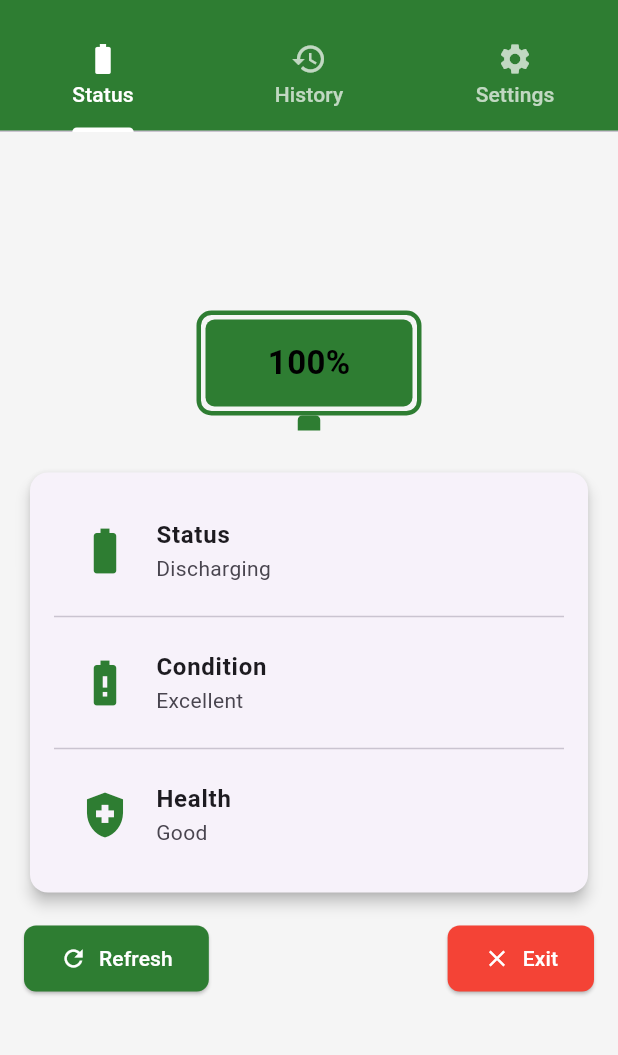
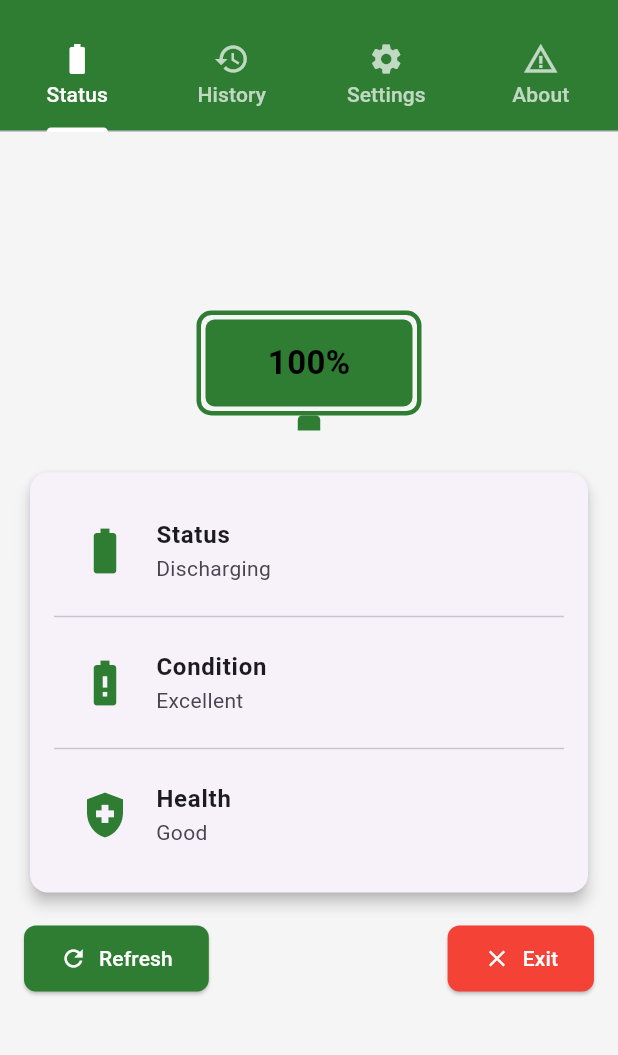
Before and after one commit to TutorialsAndroid/Battery-Monitor-Windows-App, a Flutter app: the screen it shows after launch, on a phone screen of 412 x 824 dp, the part 63-1118 px from its top. Run offline on Flutter 3.47's test engine with Material 3 defaults, Android fonts, the light colour scheme and no system bars; our stand-ins replace battery_plus, fl_chart, get, shared_preferences; missing offline and left inert: process_run, tray_manager, win32, window_manager, windows_notification; statements that could not run were skipped.

Commit message:
New ui + New features🎉

```diff
--- a/lib/home_page.dart
+++ b/lib/home_page.dart
@@ -1,4 +1,5 @@
 import 'dart:async';
+import 'package:battery/about_page.dart';
 import 'package:battery/settings_page.dart';
 import 'package:battery_plus/battery_plus.dart';
 import 'package:flutter/material.dart';
@@ -40,7 +41,7 @@ class _HomePageState extends State<HomePage> with TickerProviderStateMixin {
     _loadSettings();
     _getBatteryInfo();
     _startBatteryMonitoring();
-    _tabController = TabController(length: 3, vsync: this);
+    _tabController = TabController(length: 4, vsync: this);
     _animationController = AnimationController(
       vsync: this,
       duration: const Duration(milliseconds: 1500),
@@ -583,6 +584,7 @@ class _HomePageState extends State<HomePage> with TickerProviderStateMixin {
             Tab(icon: Icon(Icons.battery_full), text: 'Status'),
             Tab(icon: Icon(Icons.history), text: 'History'),
             Tab(icon: Icon(Icons.settings), text: 'Settings'),
+            Tab(icon: Icon(Icons.warning_amber),text: 'About',)
           ],
         ),
       ),
@@ -594,6 +596,7 @@ class _HomePageState extends State<HomePage> with TickerProviderStateMixin {
             _buildBatteryInfoTab(),
             _buildHistoryTab(),
             const SettingsPage(),
+            const AboutPage(),
           ],
         ),
       ),
--- a/lib/main.dart
+++ b/lib/main.dart
@@ -20,11 +20,11 @@ Future<void> main() async {
 
   const windowOptions = WindowOptions(
     alwaysOnTop: false,
-    size: Size(400, 600),
+    size: Size(400, 800),
     center: true,
     backgroundColor: Colors.transparent,
     skipTaskbar: false,
-    titleBarStyle: TitleBarStyle.hidden,
+    titleBarStyle: TitleBarStyle.normal,
   );
 
   await windowManager.waitUntilReadyToShow(windowOptions, () async {
```
Also changed, not shown: lib/about_page.dart (+12 -1 lines).
